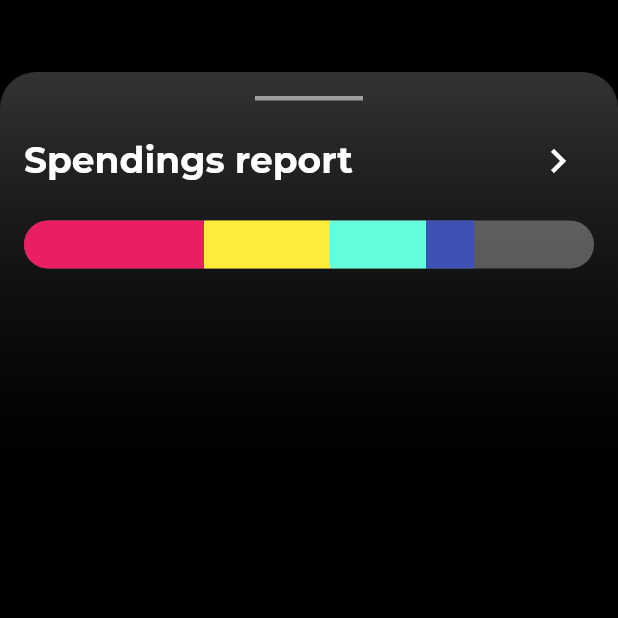
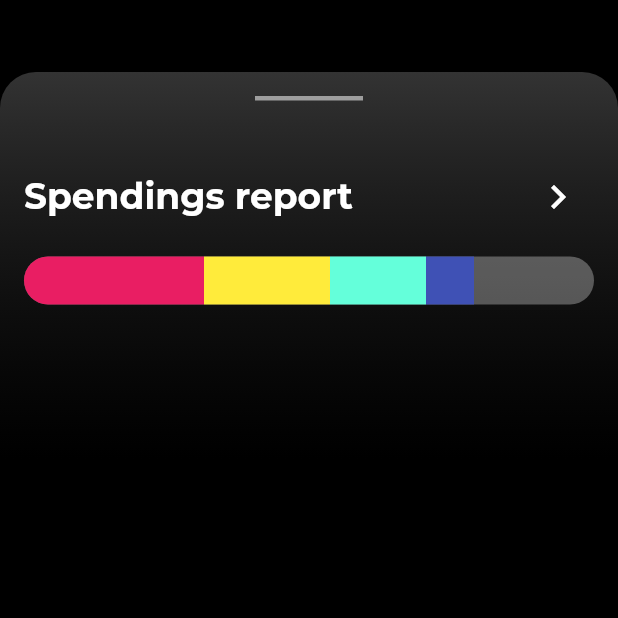
Before and after one commit to JAICHANGPARK/flutter_notebook_8th_story, a Flutter app: the screen it shows after launch, on a phone screen of 412 x 824 dp, the top half of it. Run offline on Flutter 3.47's test engine with Material 2 defaults, Android fonts, the phone set to English and light mode, and no system bars; our stand-ins replace badges, flutter_hooks, google_fonts, hooks_riverpod, state_notifier.

Commit message:
Update bank_main_page.dart

```diff
--- a/lib/ep594_banking_app/bank_main_page.dart
+++ b/lib/ep594_banking_app/bank_main_page.dart
@@ -45,7 +45,7 @@ class _BankMainPageState extends State<BankMainPage> {
                   ),
 
                   Padding(
-                    padding: const EdgeInsets.symmetric(horizontal: 16),
+                    padding: const EdgeInsets.symmetric(horizontal: 16, vertical: 24),
                     child: Column(
                       children: [
                         Row(
```
